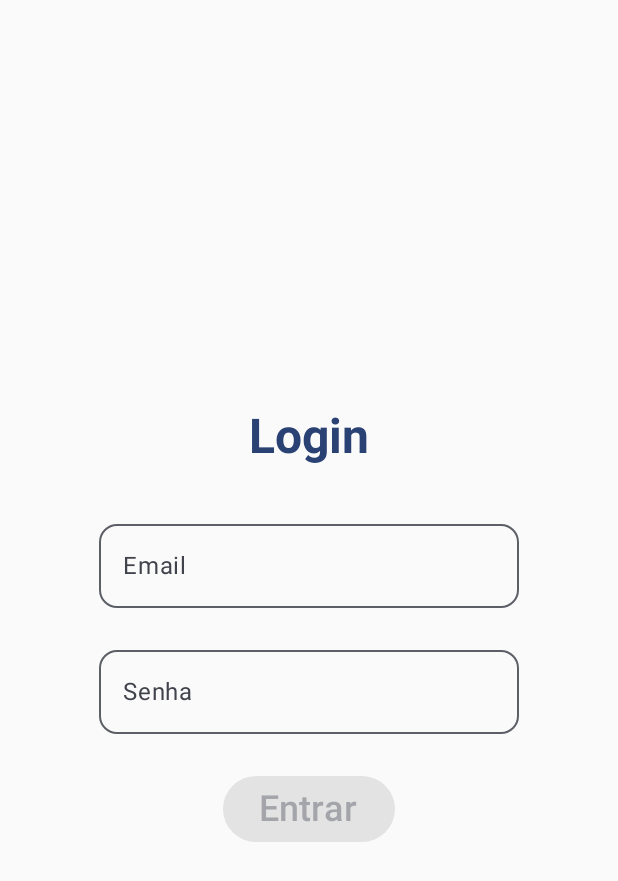
After one commit to matheusalvesedu/PI3-Turma1-6, an Android app built with Jetpack Compose: the LoginActivity screen opened directly, with no data from a screen before it, on a phone screen of 412 x 824 dp. The commit adds this screen. Shown: the top 881 px of the screen. Run offline under Robolectric (Android 15) with nearby library versions, the phone set to English and light mode, and no system bars; our stand-ins replace Firebase (no records; nobody signed in at launch, a user with empty details on screens opened directly); libraries missing offline, so code that uses them is left out: org.mindrot.jbcrypt.

Commit message:
Activity de login(Ainda Não Funcional) e Menu

```diff
--- a/AppSuperId/app/src/main/AndroidManifest.xml
+++ b/AppSuperId/app/src/main/AndroidManifest.xml
@@ -13,6 +13,11 @@
         android:theme="@style/Theme.SuperID"
         tools:targetApi="31">
         <activity
+            android:name=".LoginActivity"
+            android:exported="false"
+            android:label="@string/title_activity_login"
+            android:theme="@style/Theme.SuperID" />
+        <activity
             android:name=".MainActivity"
             android:exported="true"
             android:label="@string/app_name"
--- /dev/null
+++ b/AppSuperId/app/src/main/java/br/com/superid/LoginActivity.kt
@@ -0,0 +1,151 @@
+package br.com.superid
+
+import android.os.Bundle
+import android.util.Log
+import androidx.activity.ComponentActivity
+import androidx.activity.compose.setContent
+import androidx.activity.enableEdgeToEdge
+import androidx.compose.foundation.layout.Column
+import androidx.compose.foundation.layout.Spacer
+import androidx.compose.foundation.layout.fillMaxSize
+import androidx.compose.foundation.layout.height
+import androidx.compose.foundation.layout.padding
+import androidx.compose.foundation.layout.size
+import androidx.compose.foundation.layout.width
+import androidx.compose.foundation.layout.wrapContentSize
+import androidx.compose.foundation.shape.RoundedCornerShape
+import androidx.compose.foundation.text.KeyboardActions
+import androidx.compose.foundation.text.KeyboardOptions
+import androidx.compose.material3.Button
+import androidx.compose.material3.MaterialTheme
+import androidx.compose.material3.OutlinedTextField
+import androidx.compose.material3.Scaffold
+import androidx.compose.material3.Text
+import androidx.compose.runtime.Composable
+import androidx.compose.runtime.getValue
+import androidx.compose.runtime.mutableStateOf
+import androidx.compose.runtime.remember
+import androidx.compose.runtime.setValue
+import androidx.compose.ui.Alignment
+import androidx.compose.ui.Modifier
+import androidx.compose.ui.focus.FocusRequester
+import androidx.compose.ui.focus.focusRequester
+import androidx.compose.ui.platform.LocalContext
+import androidx.compose.ui.platform.LocalFocusManager
+import androidx.compose.ui.text.font.FontWeight
+import androidx.compose.ui.text.input.ImeAction
+import androidx.compose.ui.text.style.TextAlign
+import androidx.compose.ui.tooling.preview.Preview
+import androidx.compose.ui.unit.dp
+import androidx.compose.ui.unit.sp
+import br.com.superid.ui.theme.SuperIDTheme
+import com.google.firebase.auth.ktx.auth
+import com.google.firebase.ktx.Firebase
+import org.mindrot.jbcrypt.BCrypt
+
+class LoginActivity : ComponentActivity() {
+    override fun onCreate(savedInstanceState: Bundle?) {
+        super.onCreate(savedInstanceState)
+        enableEdgeToEdge()
+        setContent {
+            SuperIDTheme {
+                LoginPreview()
+            }
+        }
+    }
+}
+
+fun hashPassword(password: String): String {
+    return BCrypt.hashpw(password, BCrypt.gensalt())
+}
+
+fun loginAuth(email:String, senha:String){
+    val auth = Firebase.auth
+    val cripSenha = hashPassword(senha)
+    auth.signInWithEmailAndPassword(email, senha).addOnCompleteListener{ task->
+        if (task.isSuccessful){
+            Log.i("AUTH-TESTE", "LOGIN REALIZADO"+
+                    "UID: ${task.result.user!!.uid}")
+
+        }else{
+            Log.i("AUTH-TESTE","Login não realizado")
+        }
+    }
+}
+
+@Preview
+@Composable
+fun LoginPreview(){
+    login(modifier = Modifier.fillMaxSize().wrapContentSize(Alignment.Center))
+}
+
+@Composable
+fun login(modifier: Modifier = Modifier){
+    var email by remember { mutableStateOf("") }
+    var senha by remember { mutableStateOf("") }
+    val focusManager = LocalFocusManager.current
+    val focusRequesterSenha = remember { FocusRequester() }
+
+    Column(
+        modifier = modifier,
+        horizontalAlignment = Alignment.CenterHorizontally
+    )
+    {
+        Text(text = "Login",
+            style = MaterialTheme.typography.headlineLarge.copy(
+                fontWeight = FontWeight.Bold,
+                color = MaterialTheme.colorScheme.primary
+            ),
+            textAlign = TextAlign.Center,
+            modifier = Modifier
+                .padding(10.dp)
+        )
+        Spacer(modifier = Modifier.size(10.dp))
+
+        OutlinedTextField(
+            value = email,
+            onValueChange = { email = it },
+            label = { Text("Email") },
+            modifier = Modifier
+                .width(300.dp)
+                .padding(10.dp),
+            shape = RoundedCornerShape(12.dp),
+            singleLine = true,
+            keyboardOptions = KeyboardOptions.Default.copy(
+                imeAction = ImeAction.Next
+            ),
+            keyboardActions = KeyboardActions(
+                onNext = { focusRequesterSenha.requestFocus() }
+            )
+        )
+
+        OutlinedTextField(
+            value = senha,
+            onValueChange = { senha = it },
+            label = { Text("Senha") },
+            modifier = Modifier
+                .width(300.dp)
+                .padding(10.dp)
+                .focusRequester(focusRequesterSenha),
+            shape = RoundedCornerShape(12.dp),
+            singleLine = true,
+            keyboardOptions = KeyboardOptions.Default.copy(
+                imeAction = ImeAction.Done
+            ),
+            keyboardActions = KeyboardActions(
+                onDone = { focusManager.clearFocus() }
+            )
+        )
+        Spacer(modifier = Modifier.height(16.dp))
+
+        Button(
+            onClick = {
+                loginAuth(email,senha)
+            },
+            enabled = email.isNotEmpty() && senha.isNotEmpty()
+        ) {
+            Text(text = "Entrar", fontSize = 24.sp)
+        }
+
+    }
+}
--- a/AppSuperId/app/src/main/res/values/strings.xml
+++ b/AppSuperId/app/src/main/res/values/strings.xml
@@ -1,3 +1,4 @@
 <resources>
     <string name="app_name">SuperID</string>
+    <string name="title_activity_login">LoginActivity</string>
 </resources>
```
Also changed, not shown: AppSuperId/app/build.gradle.kts (+14 -0 lines), AppSuperId/app/src/main/java/br/com/superid/MainActivity.kt (+23 -83 lines).
